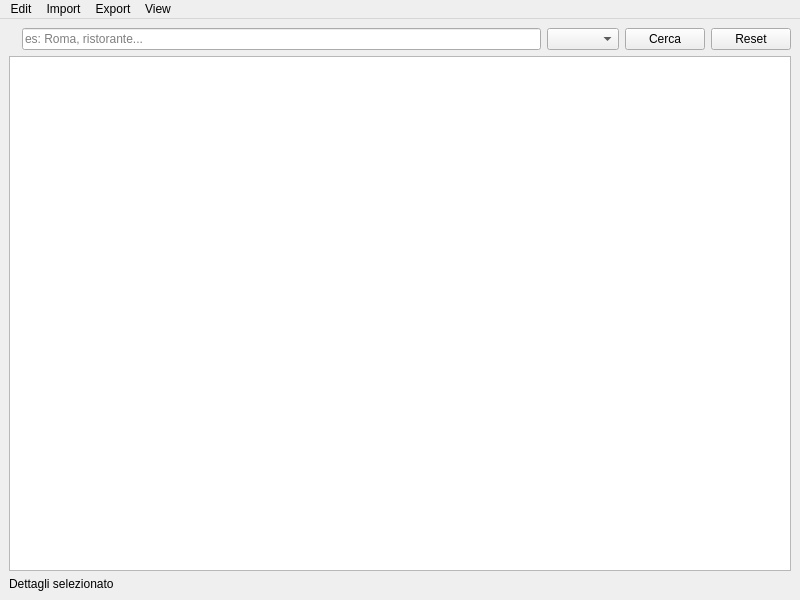
Before: the Qt Designer form mainwindow.ui in biasuzzi-davide/CapitalFocus, drawn with Qt 5.
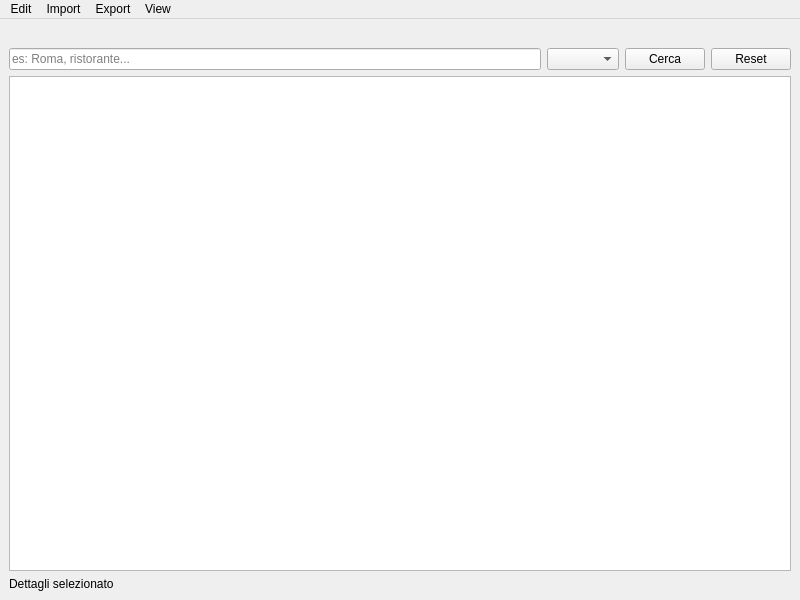
After: the same form once the commit is applied. Icons and pictures are not drawn.

Commit message:
Sistemato logo
Logo Sistemato

What changed in the file:
```diff
--- a/mainwindow.ui
+++ b/mainwindow.ui
@@ -15,13 +15,11 @@
   </property>
   <widget class="QWidget" name="centralwidget">
    <layout class="QVBoxLayout" name="verticalLayout">
-    <item>
-     <layout class="QHBoxLayout" name="topSearchLayout">
-      <item>
+    <item alignment="Qt::AlignHCenter|Qt::AlignVCenter">
        <widget class="QLabel" name="label">
         <property name="maximumSize">
          <size>
-          <width>100</width>
+        <width>186</width>
           <height>100</height>
          </size>
         </property>
@@ -36,6 +34,8 @@
         </property>
        </widget>
       </item>
+    <item>
+     <layout class="QHBoxLayout" name="topSearchLayout">
       <item>
        <widget class="QLineEdit" name="lineEditSearch">
         <property name="placeholderText">
```
Lines whose indentation alone changed are shown as unchanged. The commit also changes 1 other file.
